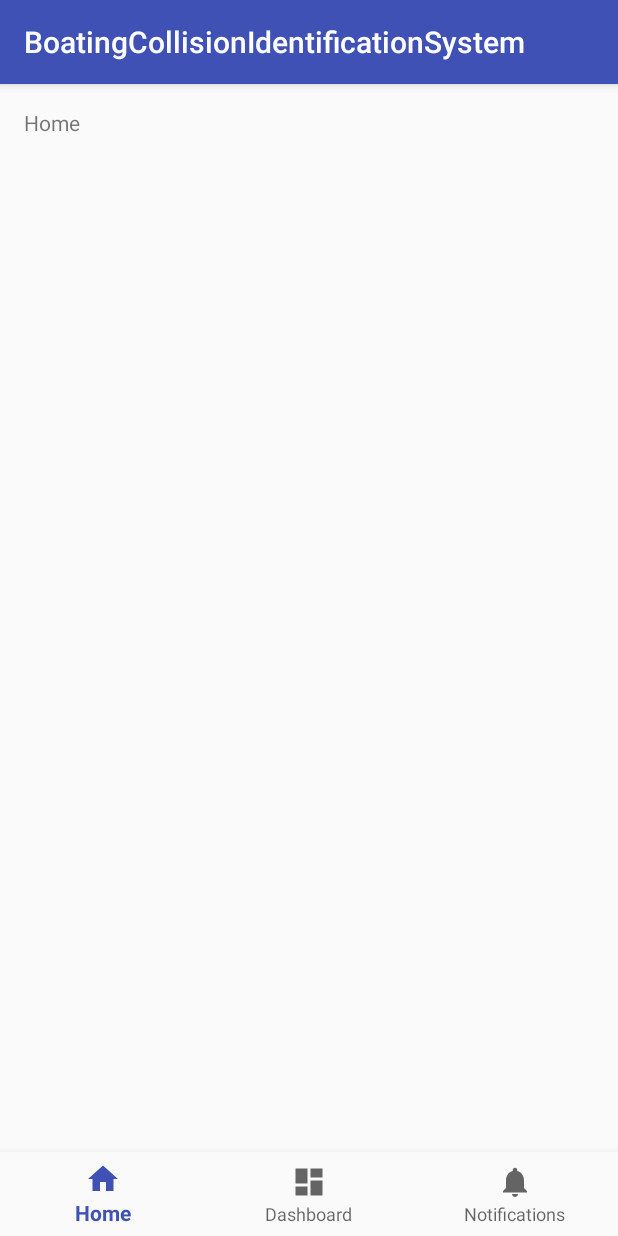
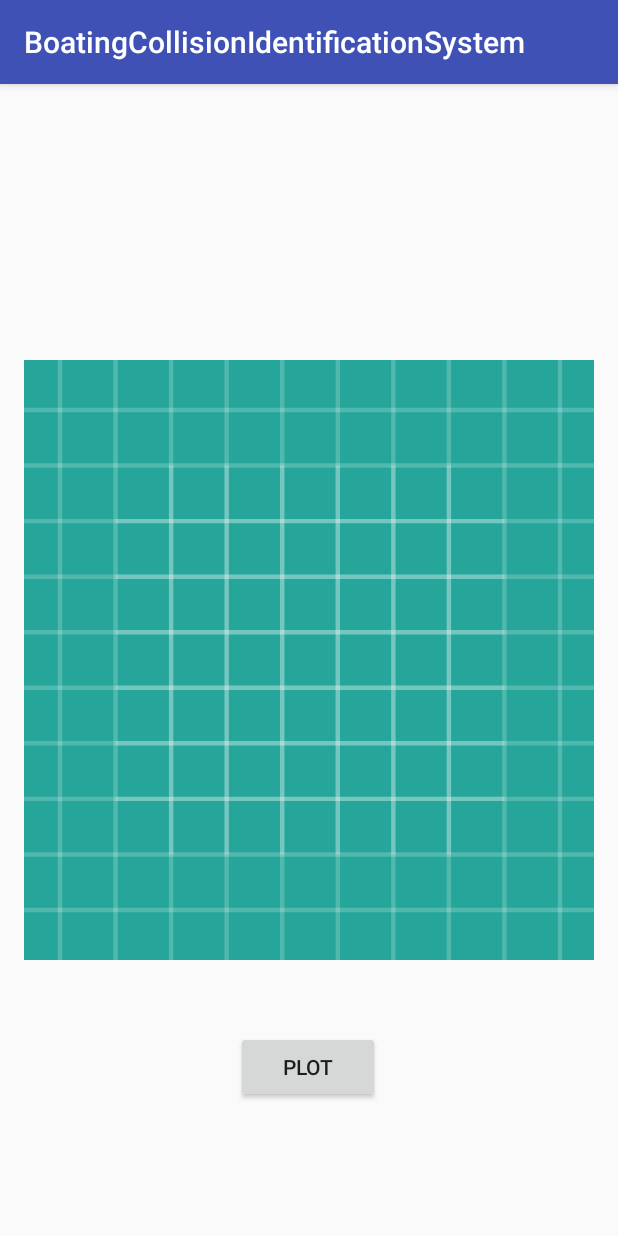
Before and after one commit to farhanmCh/Boating-Collision-Identification-System, an Android app: the screen it shows after launch (MainActivity), on a phone screen of 412 x 824 dp. Run offline under Robolectric (Android 15) with nearby library versions, the phone set to English and light mode, and no system bars; libraries missing offline, so code that uses them is left out: com.chaquo.python; 2 statements that could not run were skipped.

Commit message:
py script integration

```diff
--- a/app/src/main/java/ca/carleton/boatingcollisionidentificationsystem/MainActivity.java
+++ b/app/src/main/java/ca/carleton/boatingcollisionidentificationsystem/MainActivity.java
@@ -1,44 +1,57 @@
 package ca.carleton.boatingcollisionidentificationsystem;
 
+import android.graphics.Bitmap;
+import android.graphics.BitmapFactory;
 import android.os.Bundle;
 import android.support.annotation.NonNull;
 import android.support.design.widget.BottomNavigationView;
 import android.support.v7.app.AppCompatActivity;
+import android.util.Base64;
 import android.view.MenuItem;
+import android.view.View;
+import android.widget.Button;
+import android.widget.ImageView;
 import android.widget.TextView;
+
+import com.chaquo.python.PyObject;
+import com.chaquo.python.Python;
+import com.chaquo.python.android.AndroidPlatform;
 
 public class MainActivity extends AppCompatActivity {
 
-    private TextView mTextMessage;
-
-    private BottomNavigationView.OnNavigationItemSelectedListener mOnNavigationItemSelectedListener
-            = new BottomNavigationView.OnNavigationItemSelectedListener() {
-
-        @Override
-        public boolean onNavigationItemSelected(@NonNull MenuItem item) {
-            switch (item.getItemId()) {
-                case R.id.navigation_home:
-                    mTextMessage.setText(R.string.title_home);
-                    return true;
-                case R.id.navigation_dashboard:
-                    mTextMessage.setText(R.string.title_dashboard);
-                    return true;
-                case R.id.navigation_notifications:
-                    mTextMessage.setText(R.string.title_notifications);
-                    return true;
-            }
-            return false;
-        }
-    };
+    Button btn;
+    ImageView image;
 
     @Override
     protected void onCreate(Bundle savedInstanceState) {
         super.onCreate(savedInstanceState);
         setContentView(R.layout.activity_main);
 
-        mTextMessage = (TextView) findViewById(R.id.message);
-        BottomNavigationView navigation = (BottomNavigationView) findViewById(R.id.navigation);
-        navigation.setOnNavigationItemSelectedListener(mOnNavigationItemSelectedListener);
+        btn = (Button) findViewById(R.id.button);
+        image = (ImageView) findViewById(R.id.image);
+
+        if (!Python.isStarted()) {
+            Python.start(new AndroidPlatform(this));
+        }
+
+        final Python py = Python.getInstance();
+
+        btn.setOnClickListener(new View.OnClickListener() {
+            @Override
+            public void onClick(View view) {
+                PyObject scriptObj = py.getModule("lidarsoftware"); // Read python script
+                PyObject funcObj = scriptObj.callAttr("plot");    // Invoke plot() function
+
+                try {
+                    String str = funcObj.toString();
+                    byte[] data = android.util.Base64.decode(str, Base64.DEFAULT);
+                    Bitmap bitmap = BitmapFactory.decodeByteArray(data, 0, data.length);
+                    image.setImageBitmap(bitmap);
+                }
+                catch (Exception e){
+                    System.out.println(e);
+                }
+            }
+        });
     }
-
 }
--- a/app/src/main/res/layout/activity_main.xml
+++ b/app/src/main/res/layout/activity_main.xml
@@ -2,32 +2,33 @@
 <android.support.constraint.ConstraintLayout xmlns:android="http://schemas.android.com/apk/res/android"
     xmlns:app="http://schemas.android.com/apk/res-auto"
     xmlns:tools="http://schemas.android.com/tools"
-    android:id="@+id/container"
     android:layout_width="match_parent"
     android:layout_height="match_parent"
-    tools:context=".MainActivity">
+    android:paddingLeft="16dp"
+    android:paddingRight="16dp" >
 
-    <TextView
-        android:id="@+id/message"
-        android:layout_width="wrap_content"
-        android:layout_height="wrap_content"
-        android:layout_marginLeft="@dimen/activity_horizontal_margin"
-        android:layout_marginStart="@dimen/activity_horizontal_margin"
-        android:layout_marginTop="@dimen/activity_vertical_margin"
-        android:text="@string/title_home"
-        app:layout_constraintLeft_toLeftOf="parent"
+    <ImageView
+        android:id="@+id/image"
+        android:layout_width="400dp"
+        android:layout_height="400dp"
+        android:scaleType="fitCenter"
+        android:src="@drawable/ic_launcher_background"
+        app:layout_constraintBottom_toBottomOf="parent"
+        app:layout_constraintEnd_toEndOf="parent"
+        app:layout_constraintStart_toStartOf="parent"
         app:layout_constraintTop_toTopOf="parent" />
 
-    <android.support.design.widget.BottomNavigationView
-        android:id="@+id/navigation"
-        android:layout_width="0dp"
+    <Button
+        android:id="@+id/button"
+        android:layout_width="96dp"
         android:layout_height="wrap_content"
-        android:layout_marginEnd="0dp"
-        android:layout_marginStart="0dp"
-        android:background="?android:attr/windowBackground"
+        android:layout_alignParentRight="true"
+        android:text="Plot"
         app:layout_constraintBottom_toBottomOf="parent"
-        app:layout_constraintLeft_toLeftOf="parent"
-        app:layout_constraintRight_toRightOf="parent"
-        app:menu="@menu/navigation" />
+        app:layout_constraintEnd_toEndOf="parent"
+        app:layout_constraintHorizontal_bias="0.498"
+        app:layout_constraintStart_toStartOf="parent"
+        app:layout_constraintTop_toTopOf="parent"
+        app:layout_constraintVertical_bias="0.877" />
 
 </android.support.constraint.ConstraintLayout>
--- a/build.gradle
+++ b/build.gradle
@@ -5,10 +5,11 @@ buildscript {
     repositories {
         google()
         jcenter()
+        maven { url "https://chaquo.com/maven" }
     }
     dependencies {
-        classpath 'com.android.tools.build:gradle:3.1.4'
-
+        classpath 'com.android.tools.build:gradle:4.0.0'
+        classpath "com.chaquo.python:gradle:8.0.1"
 
         // NOTE: Do not place your application dependencies here; they belong
         // in the individual module build.gradle files
```
Also changed, not shown: app/build.gradle (+24 -0 lines), gradle/wrapper/gradle-wrapper.properties, 1 other file.
